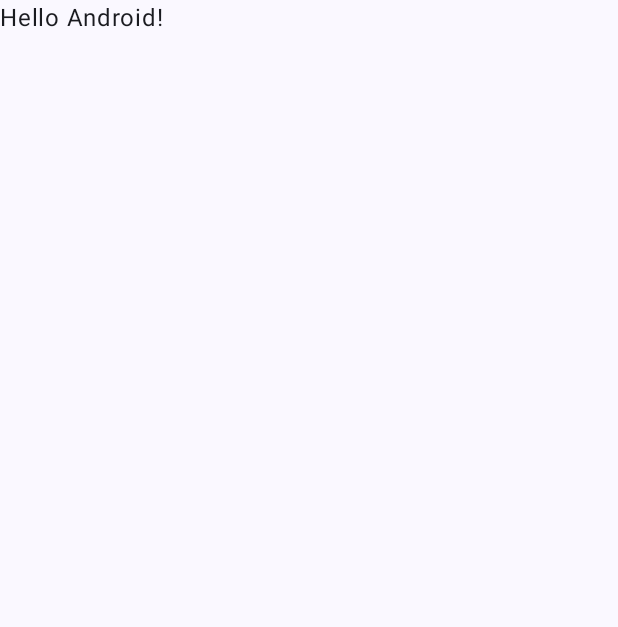
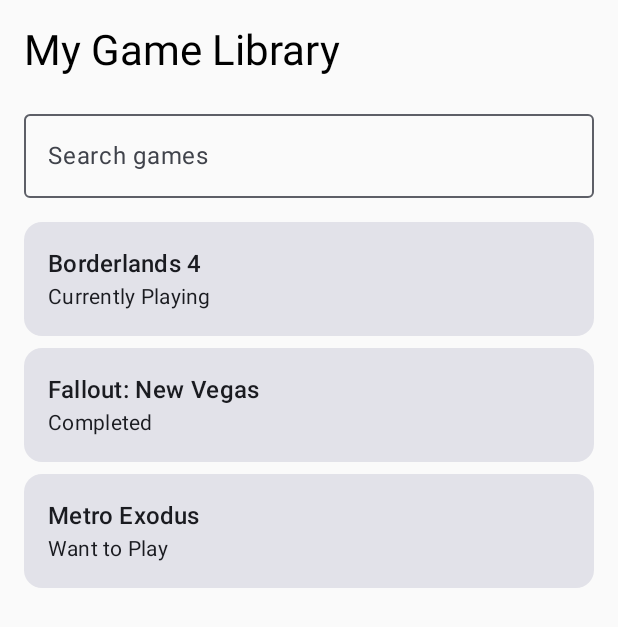
Before and after one commit to karnitM/GameTrack, an Android app built with Jetpack Compose: the screen it shows after launch (MainActivity), on a phone screen of 412 x 824 dp. Before the commit the part shown is almost empty. Shown: the top 627 px of the screen. Run offline under Robolectric (Android 15) with nearby library versions, the phone set to English and light mode, and no system bars.

Commit message:
Add Game Library screen with search functionality

```diff
--- a/app/src/main/java/com/example/gametrack/MainActivity.kt
+++ b/app/src/main/java/com/example/gametrack/MainActivity.kt
@@ -3,45 +3,17 @@ package com.example.gametrack
 import android.os.Bundle
 import androidx.activity.ComponentActivity
 import androidx.activity.compose.setContent
-import androidx.activity.enableEdgeToEdge
-import androidx.compose.foundation.layout.fillMaxSize
-import androidx.compose.foundation.layout.padding
-import androidx.compose.material3.Scaffold
-import androidx.compose.material3.Text
-import androidx.compose.runtime.Composable
-import androidx.compose.ui.Modifier
-import androidx.compose.ui.tooling.preview.Preview
+import com.example.gametrack.screens.GameLibraryScreen
 import com.example.gametrack.ui.theme.GameTrackTheme
 
 class MainActivity : ComponentActivity() {
     override fun onCreate(savedInstanceState: Bundle?) {
         super.onCreate(savedInstanceState)
-        enableEdgeToEdge()
+
         setContent {
             GameTrackTheme {
-                Scaffold(modifier = Modifier.fillMaxSize()) { innerPadding ->
-                    Greeting(
-                        name = "Android",
-                        modifier = Modifier.padding(innerPadding)
-                    )
-                }
+                GameLibraryScreen()
             }
         }
     }
 }
-
-@Composable
-fun Greeting(name: String, modifier: Modifier = Modifier) {
-    Text(
-        text = "Hello $name!",
-        modifier = modifier
-    )
-}
-
-@Preview(showBackground = true)
-@Composable
-fun GreetingPreview() {
-    GameTrackTheme {
-        Greeting("Android")
-    }
-}
--- a/app/src/main/java/com/example/gametrack/screens/GameLibraryScreen.kt
+++ b/app/src/main/java/com/example/gametrack/screens/GameLibraryScreen.kt
@@ -1 +1,72 @@
 package com.example.gametrack.screens
+
+import androidx.compose.foundation.layout.*
+import androidx.compose.foundation.lazy.LazyColumn
+import androidx.compose.foundation.lazy.items
+import androidx.compose.material3.*
+import androidx.compose.runtime.*
+import androidx.compose.ui.Modifier
+import androidx.compose.ui.unit.dp
+
+@Composable
+fun GameLibraryScreen() {
+    var searchText by remember { mutableStateOf("") }
+
+    // Temporary games until Room database is added
+    val games = listOf(
+        "Borderlands 4" to "Currently Playing",
+        "Fallout: New Vegas" to "Completed",
+        "Metro Exodus" to "Want to Play"
+    )
+
+    val filteredGames = games.filter {
+        it.first.contains(searchText, ignoreCase = true)
+    }
+
+    Column(
+        modifier = Modifier
+            .fillMaxSize()
+            .padding(16.dp)
+    ) {
+        Text(
+            text = "My Game Library",
+            style = MaterialTheme.typography.headlineMedium
+        )
+
+        Spacer(modifier = Modifier.height(16.dp))
+
+        OutlinedTextField(
+            value = searchText,
+            onValueChange = { searchText = it },
+            label = { Text("Search games") },
+            modifier = Modifier.fillMaxWidth(),
+            singleLine = true
+        )
+
+        Spacer(modifier = Modifier.height(16.dp))
+
+        LazyColumn(
+            verticalArrangement = Arrangement.spacedBy(8.dp)
+        ) {
+            items(filteredGames) { game ->
+                Card(
+                    modifier = Modifier.fillMaxWidth()
+                ) {
+                    Column(
+                        modifier = Modifier.padding(16.dp)
+                    ) {
+                        Text(
+                            text = game.first,
+                            style = MaterialTheme.typography.titleMedium
+                        )
+
+                        Text(
+                            text = game.second,
+                            style = MaterialTheme.typography.bodyMedium
+                        )
+                    }
+                }
+            }
+        }
+    }
+}
```
